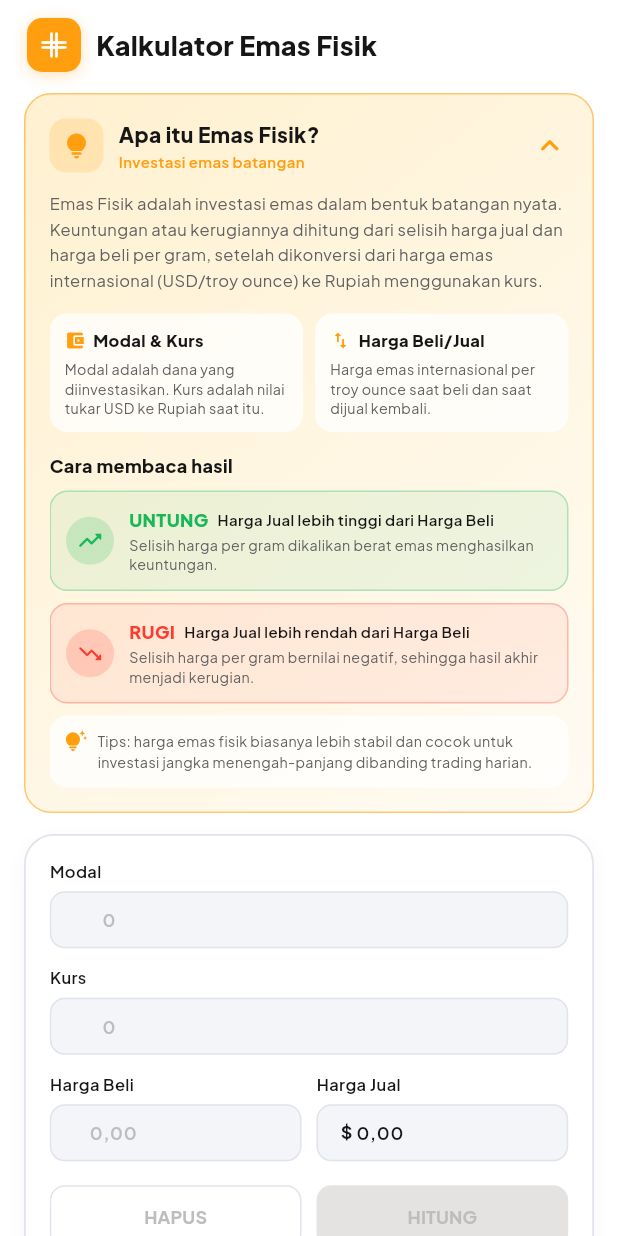
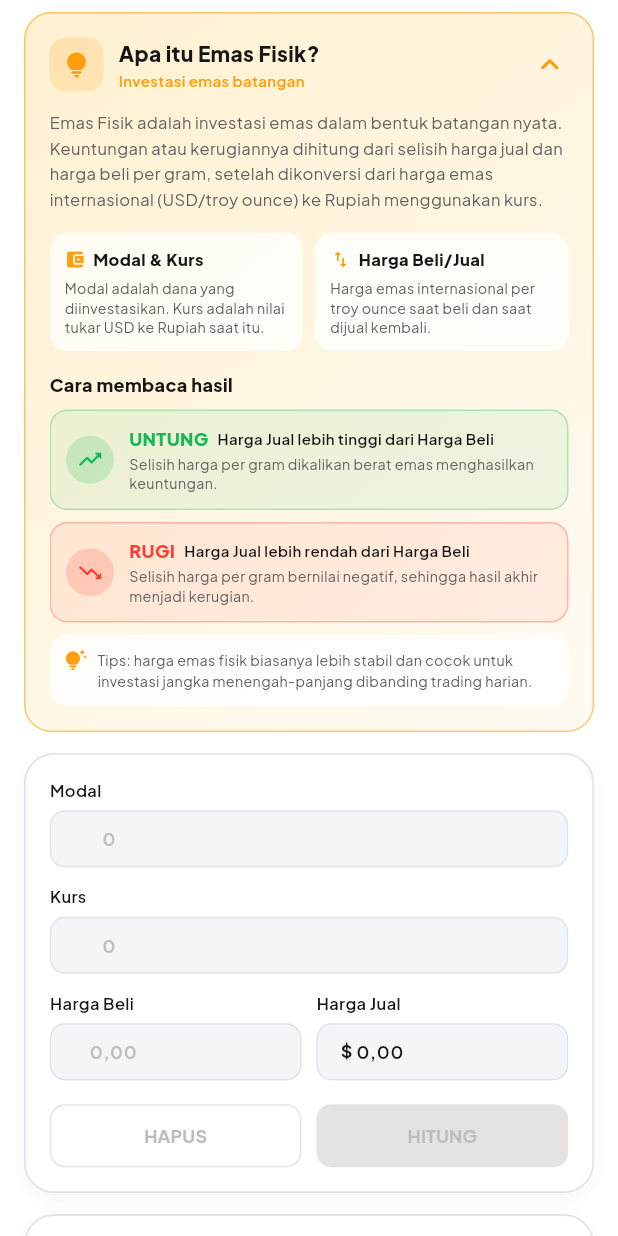
Before and after one commit to vinadwm/equate, a Flutter app: the GoldPhysicalCalculatorContent widget shown alone on an empty page, opened directly, after a tap on "Apa itu Emas Fisik?", on a phone screen of 412 x 824 dp. Run offline on Flutter 3.47's test engine with Material 3 defaults, Android fonts, the phone set to English and light mode, and no system bars; our stand-ins replace cloud_firestore, firebase_auth, firebase_core, firebase_storage, fl_chart, google_fonts and 4 more; missing offline and left inert: gal; accounts and stored records are empty.

Commit message:
Perbaiki Daftar dan Login dgn google dan desain kalkulator

```diff
--- a/lib/view/tabs/calculator/gold_physical_calculator_content.dart
+++ b/lib/view/tabs/calculator/gold_physical_calculator_content.dart
@@ -444,43 +444,6 @@ class _GoldPhysicalCalculatorContentState
       child: Column(
         crossAxisAlignment: CrossAxisAlignment.start,
         children: [
-          Padding(
-            padding: const EdgeInsets.only(left: 2, bottom: 14, top: 4),
-            child: Row(
-              children: [
-                Container(
-                  padding: const EdgeInsets.all(8),
-                  decoration: BoxDecoration(
-                    color: primaryOrange,
-                    borderRadius: BorderRadius.circular(10),
-                    boxShadow: [
-                      BoxShadow(
-                        color: primaryOrange.withOpacity(0.3),
-                        blurRadius: 8,
-                        offset: const Offset(0, 2),
-                      ),
-                    ],
-                  ),
-                  child: const Icon(
-                    Icons.grid_goldenratio_rounded,
-                    color: Colors.white,
-                    size: 20,
-                  ),
-                ),
-                const SizedBox(width: 10),
-                Text(
-                  'Kalkulator Emas Fisik',
-                  style: GoogleFonts.plusJakartaSans(
-                    fontSize: 18,
-                    fontWeight: FontWeight.w800,
-                    color: primaryTextColor,
-                    letterSpacing: 0.2,
-                  ),
-                ),
-              ],
-            ),
-          ),
-
           // ======================================================
           // PENJELASAN EMAS FISIK
           // ======================================================
--- a/lib/view/tabs/calculator_tab_view.dart
+++ b/lib/view/tabs/calculator_tab_view.dart
@@ -351,7 +351,7 @@ class _CalculatorTabViewState extends State<CalculatorTabView> {
               ),
               const SizedBox(height: 4),
               Text(
-                'Hitung estimasi profit, margin, dan pivot point transaksi.',
+                'Hitung estimasi profit dan pivot point transaksi.',
                 style: GoogleFonts.plusJakartaSans(
                   fontSize: 12,
                   color: isDarkMode
@@ -369,7 +369,7 @@ class _CalculatorTabViewState extends State<CalculatorTabView> {
             children: [
               _buildSoftClayButton(
                 context,
-                title: 'Emas (XUL)',
+                title: 'Emas',
                 subtitle: 'Kalkulator Emas Digital, Fisik, Pivot & Nest',
                 icon: Icons.monetization_on_rounded,
                 isExpanded: _isGoldDropdownOpen,
```
